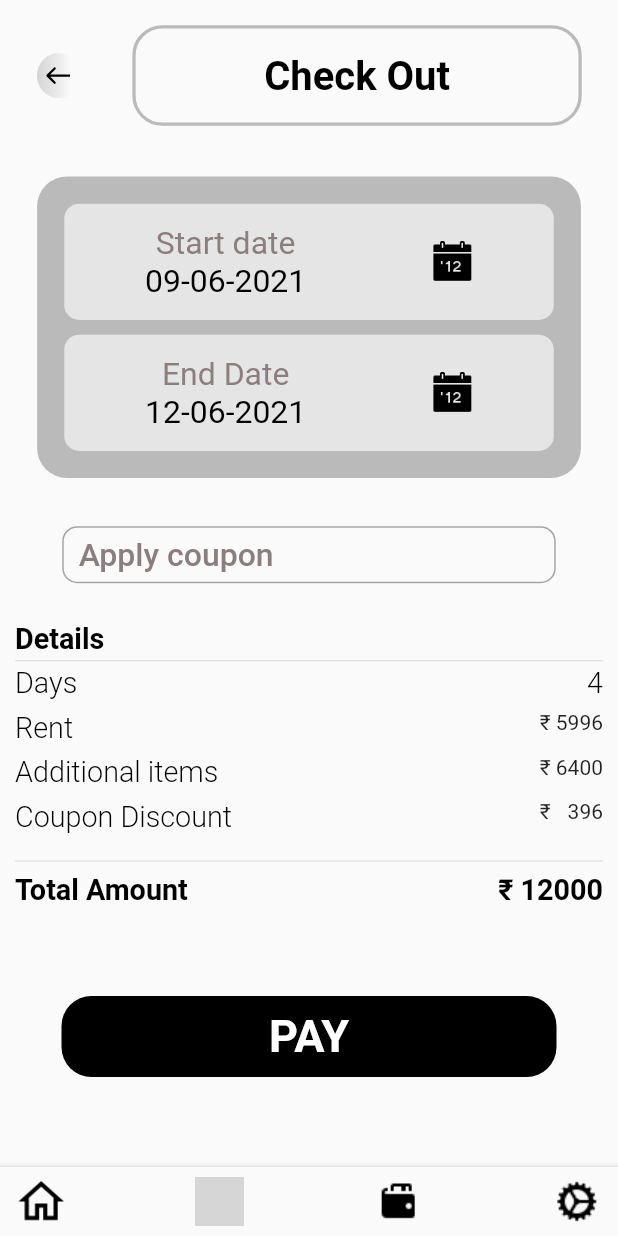
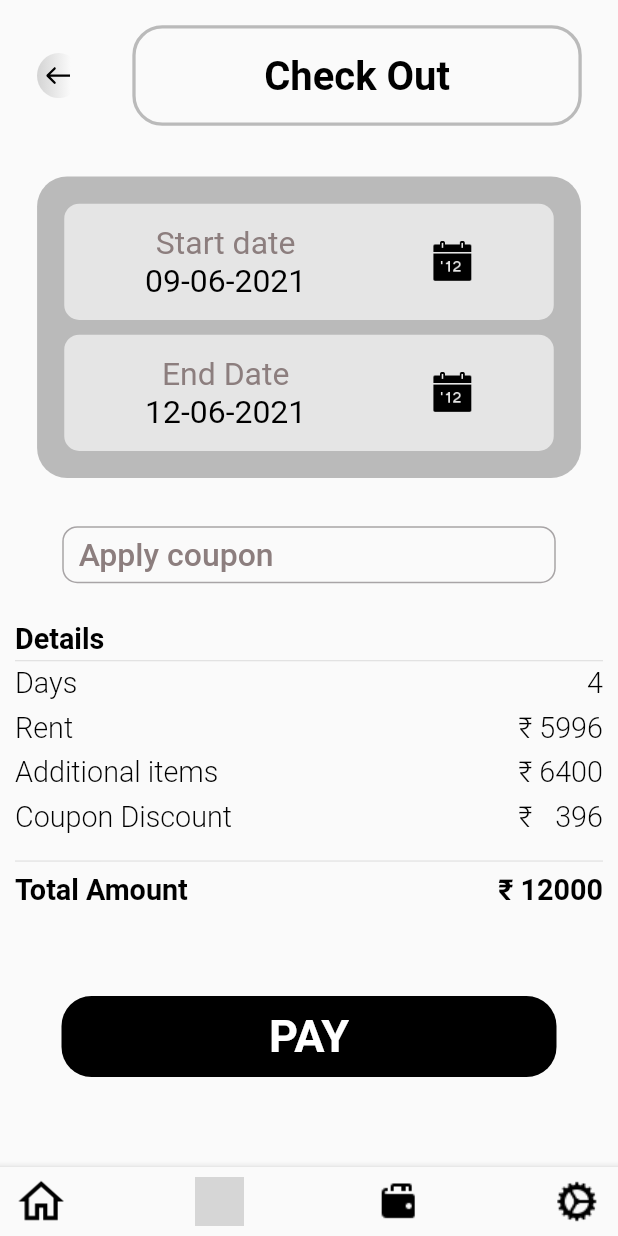
Before and after one commit to animeshxd/srchout_software_private_limited_assignment, a Flutter app: the CheckOutView screen opened by its route, on a phone screen of 412 x 824 dp. Run offline on Flutter 3.47's test engine with Material 2 defaults, Android fonts, the phone set to English and light mode, and no system bars; our stand-ins replace flutter_svg, google_fonts; grey boxes are pictures that could not be loaded.

Commit message:
Fix font size of price and sign

```diff
--- a/lib/view/checkout/widgets/price_details.dart
+++ b/lib/view/checkout/widgets/price_details.dart
@@ -66,15 +66,32 @@ class PriceDetails extends StatelessWidget {
         Text(
           why,
           style: AppTheme.textStyle.copyWith(
-              fontSize: 18.pf, fontWeight: FontWeight.w300, height: 21 / 18),
-        ),
-        const Align(
-          alignment: Alignment.centerRight,
-          child: Text('₹ '),
+            fontSize: 18.pf,
+            fontWeight: FontWeight.w300,
+            height: 21 / 18,
+          ),
         ),
         Align(
           alignment: Alignment.centerRight,
-          child: Text(price),
+          child: Text(
+            '₹ ',
+            style: AppTheme.textStyle.copyWith(
+              fontSize: 18.pf,
+              fontWeight: FontWeight.w300,
+              height: 21 / 18,
+            ),
+          ),
+        ),
+        Align(
+          alignment: Alignment.centerRight,
+          child: Text(
+            price,
+            style: AppTheme.textStyle.copyWith(
+              fontSize: 18.pf,
+              fontWeight: FontWeight.w300,
+              height: 21 / 18,
+            ),
+          ),
         ),
       ],
     );
```
